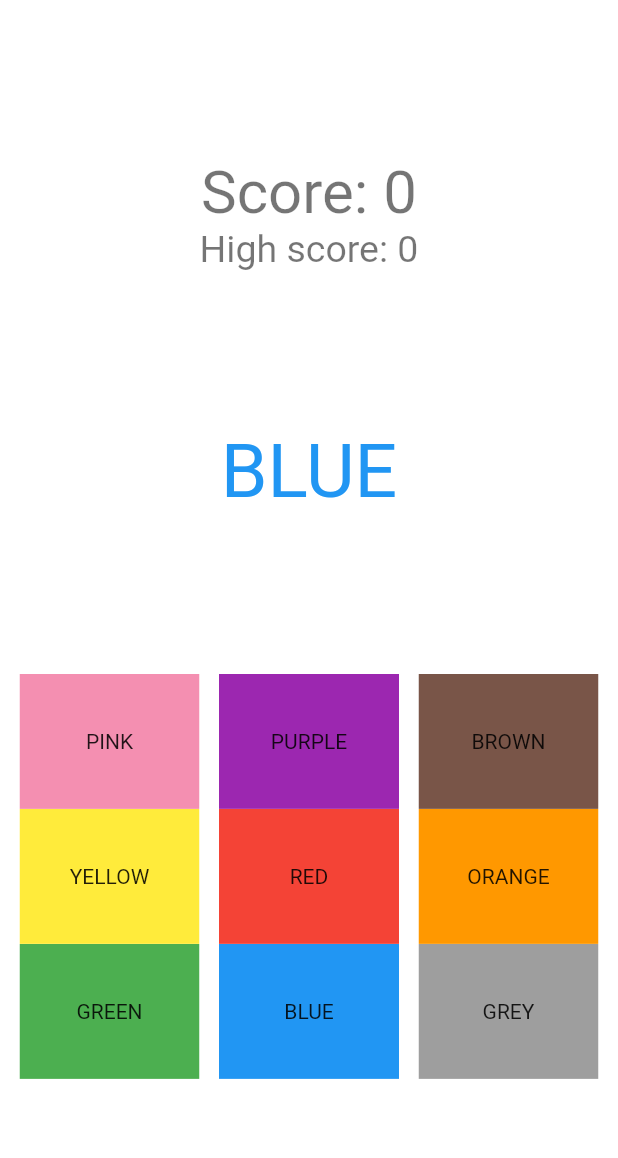
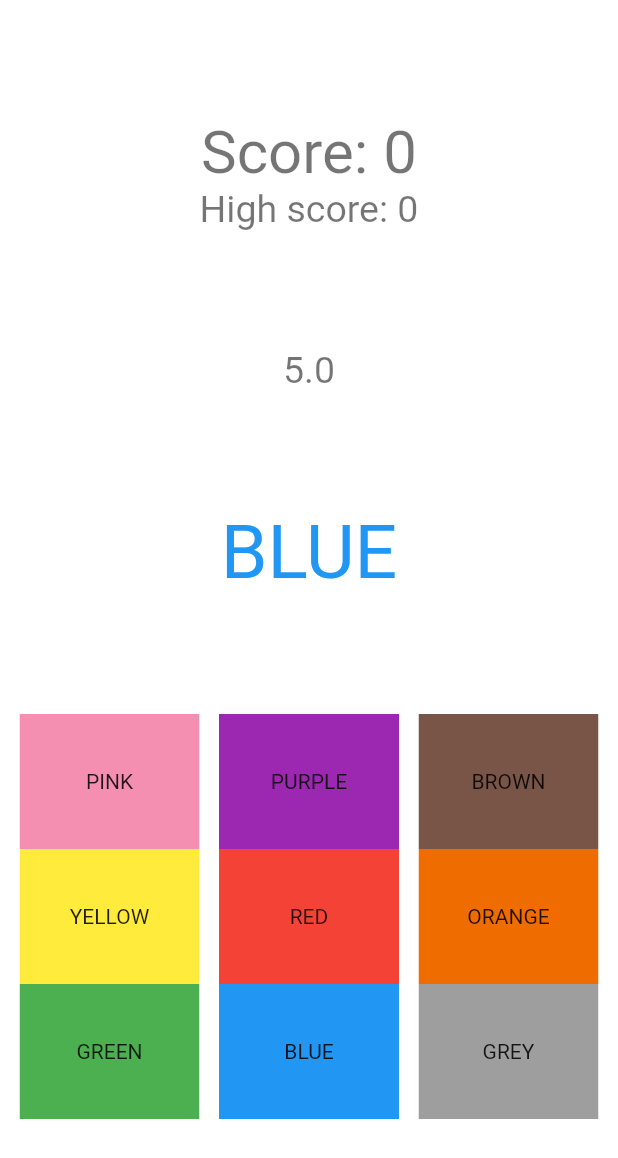
Before and after one commit to NicolasDeFalco/flutter_opticolor, a Flutter app: the screen it shows after launch, after a tap on "Play !", on a phone screen of 412 x 824 dp. Shown: the top 1158 px of the screen. Run offline on Flutter 3.47's test engine with Material 2 defaults, Android fonts, the light colour scheme and no system bars; drawn by our look-alikes of timer_count_down; our stand-ins replace shared_preferences.

Commit message:
Gameplay: Added difficulty
We now have have difficulties, such as easy, medium and hard.
There is also a timer. It change depending the difficulty you've chosen(Easy: 5 sec; Medium: 3sec; Hard: 2sec + no color on buttons).

```diff
--- a/lib/coreGame/game.dart
+++ b/lib/coreGame/game.dart
@@ -1,31 +1,52 @@
 import 'package:shared_preferences/shared_preferences.dart';
 import 'package:flutter/material.dart';
+import 'package:async/async.dart';
 import 'dart:math';
+import 'package:timer_count_down/timer_count_down.dart';
+import 'package:timer_count_down/timer_controller.dart';
 
 class Game extends StatefulWidget {
   int highscore;
   bool darkMode;
   Color textColor;
+  int seconde;
+  RestartableTimer timer;
+  bool hard;
   Game(
       {Key? key,
       required this.highscore,
       required this.darkMode,
-      required this.textColor})
+      required this.textColor,
+      required this.seconde,
+      required this.timer,
+      required this.hard})
       : super(key: key);
 
   @override
-  State<Game> createState() => GameState(highscore, darkMode, textColor);
+  State<Game> createState() =>
+      GameState(highscore, darkMode, textColor, seconde, timer, hard);
 }
 
 class GameState extends State<Game> {
   //Simple value and RNGs
   int score = 0;
-  int highscore;
+  final int highscore;
   int rngFont = Random().nextInt(9) + 1;
   int rngText = Random().nextInt(9) + 1;
   bool ok = true;
+  bool passed = false;
+
   bool darkMode;
   Color textColor;
+  bool hard;
+
+  final int seconde;
+  int countdown = 0;
+
+  RestartableTimer timer;
+
+  final CountdownController _controller =
+      new CountdownController(autoStart: true);
 
   //List of item
   final List<Color> fontColor = [
@@ -34,7 +55,7 @@ class GameState extends State<Game> {
     Colors.brown,
     Colors.yellow,
     Colors.red,
-    Colors.orange,
+    Colors.orange.shade800,
     Colors.green,
     Colors.blue,
     Colors.grey,
@@ -55,7 +76,8 @@ class GameState extends State<Game> {
     "New highscore!"
   ];
 
-  GameState(this.highscore, this.darkMode, this.textColor);
+  GameState(this.highscore, this.darkMode, this.textColor, this.seconde,
+      this.timer, this.hard);
 
   Color uiTheme() {
     if (darkMode) {
@@ -66,7 +88,10 @@ class GameState extends State<Game> {
 
   void _callback(BuildContext context) async {
     ok = false;
+    passed = true;
     int? newPB = highscore;
+    countdown = 0;
+    timer.cancel;
     setState(() {
       rngText = 10;
       rngFont = 10;
@@ -94,7 +119,8 @@ class GameState extends State<Game> {
   }
 
   void checkColor(int colorValue) {
-    if (ok = true) {
+    debugPrint(timer.tick.toString());
+    if (ok) {
       if (colorValue == rngFont) {
         setState(() {
           score++;
@@ -107,10 +133,31 @@ class GameState extends State<Game> {
   }
 
   void rerollFontColor() {
-    if (ok == true) {
+    timer.reset();
+    _controller.restart();
+    setState(() {
+      countdown = seconde;
+    });
+    if (ok) {
       rngFont = Random().nextInt(9) + 1;
       rngText = Random().nextInt(9) + 1;
     }
+  }
+
+  Color buttonOutline(int id) {
+    if (!hard) {
+      return textColor;
+    }
+    return fontColor[id];
+  }
+
+  @override
+  void initState() {
+    super.initState();
+    countdown = seconde;
+    timer = RestartableTimer(Duration(seconds: seconde), () {
+      if (!passed) _callback(context);
+    });
   }
 
   @override
@@ -152,6 +199,14 @@ class GameState extends State<Game> {
                   ),
                 ],
               ),
+              Countdown(
+                controller: _controller,
+                seconds: countdown,
+                build: (BuildContext context, double time) => Text(
+                    time.toString(),
+                    style: TextStyle(color: textColor, fontSize: 25)),
+                interval: Duration(milliseconds: 100),
+              ),
               Text(
                 writtenText[rngText - 1],
                 style: TextStyle(color: fontColor[rngFont - 1], fontSize: 50),
@@ -166,7 +221,7 @@ class GameState extends State<Game> {
                         size: const Size(120, 90),
                         child: ClipRRect(
                           child: Material(
-                            color: Colors.pink.shade200,
+                            color: buttonOutline(0),
                             child: InkWell(
                               //splashColor: Colors.white,
                               onTap: () {
@@ -188,7 +243,7 @@ class GameState extends State<Game> {
                         size: const Size(120, 90),
                         child: ClipRRect(
                           child: Material(
-                            color: Colors.purple,
+                            color: buttonOutline(1),
                             child: InkWell(
                               //splashColor: Colors.white,
                               onTap: () {
@@ -210,7 +265,7 @@ class GameState extends State<Game> {
                         size: const Size(120, 90),
                         child: ClipRRect(
                           child: Material(
-                            color: Colors.brown,
+                            color: buttonOutline(2),
                             child: InkWell(
                               //splashColor: Colors.white,
                               onTap: () {
@@ -237,7 +292,7 @@ class GameState extends State<Game> {
                         size: const Size(120, 90),
                         child: ClipRRect(
                           child: Material(
-                            color: Colors.yellow,
+                            color: buttonOutline(3),
                             child: InkWell(
                               //splashColor: Colors.white,
                               onTap: () {
@@ -259,7 +314,7 @@ class GameState extends State<Game> {
                         size: const Size(120, 90),
                         child: ClipRRect(
                           child: Material(
-                            color: Colors.red,
+                            color: buttonOutline(4),
                             child: InkWell(
                               //splashColor: Colors.white,
                               onTap: () {
@@ -281,7 +336,7 @@ class GameState extends State<Game> {
                         size: const Size(120, 90),
                         child: ClipRRect(
                           child: Material(
-                            color: Colors.orange,
+                            color: buttonOutline(5),
                             child: InkWell(
                               //splashColor: Colors.white,
                               onTap: () {
@@ -308,7 +363,7 @@ class GameState extends State<Game> {
                         size: const Size(120, 90),
                         child: ClipRRect(
                           child: Material(
-                            color: Colors.green,
+                            color: buttonOutline(6),
                             child: InkWell(
                               //splashColor: Colors.white,
                               onTap: () {
@@ -330,7 +385,7 @@ class GameState extends State<Game> {
                         size: const Size(120, 90),
                         child: ClipRRect(
                           child: Material(
-                            color: Colors.blue,
+                            color: buttonOutline(7),
                             child: InkWell(
                               //splashColor: Colors.white,
                               onTap: () {
@@ -352,7 +407,7 @@ class GameState extends State<Game> {
                         size: const Size(120, 90),
                         child: ClipRRect(
                           child: Material(
-                            color: Colors.grey,
+                            color: buttonOutline(8),
                             child: InkWell(
                               //splashColor: Colors.white,
                               onTap: () {
--- a/lib/mainMenu/homepage.dart
+++ b/lib/mainMenu/homepage.dart
@@ -1,6 +1,8 @@
 import 'package:flutter/material.dart';
 import 'package:shared_preferences/shared_preferences.dart';
 import '../coreGame/game.dart';
+import 'package:opticolor/difficulty/difficulty.dart';
+import 'package:async/async.dart';
 //import 'score.dart';
 
 class MyHomePage extends StatefulWidget {
@@ -24,9 +26,21 @@ class MyHomePage extends StatefulWidget {
 
 class MyHomePageState extends State<MyHomePage> {
   //Variable declaration
+
   int highscore;
   bool darkMode;
   Color textColor;
+  int index = 0;
+  Object _dropdownvalue = 'Easy';
+
+  final List<Difficulty> difficulty = [
+    Difficulty(
+        0, RestartableTimer(Duration(seconds: 5), () => null), 5, "Easy", true),
+    Difficulty(1, RestartableTimer(Duration(seconds: 3), () => null), 3,
+        "Medium", true),
+    Difficulty(
+        2, RestartableTimer(Duration(seconds: 2), () => null), 2, "Hard", false)
+  ];
 
   MyHomePageState(this.highscore, this.darkMode, this.textColor);
 
@@ -38,9 +52,12 @@ class MyHomePageState extends State<MyHomePage> {
                   highscore: highscore,
                   darkMode: darkMode,
                   textColor: textColor,
+                  seconde: difficulty[index].countdown,
+                  timer: difficulty[index].timer,
+                  hard: difficulty[index].tileColor,
                 ))));
     setState(() {
-      highscore = newBest;
+      highscore = newBest ?? highscore;
     });
   }
 
@@ -89,7 +106,7 @@ class MyHomePageState extends State<MyHomePage> {
                                             color: textColor, fontSize: 25),
                                       ),
                                       content: Text(
-                                        "This game is really simple: \n \nA colour will be written on the screen in a certain color(the word red will be colored in blue for example).\n\nYour objective is to press the button corresponding with the color of the word.\n\n This game is inspired by the stroop effect.",
+                                        "This game is really simple: \n \nA colour will be written on the screen in a certain color(the word red will be colored in blue for example).\n\nYour objective is to press the button corresponding with the color of the word.\n\nThis game is inspired by the Stroop effect.",
                                         style: TextStyle(
                                             color: textColor, fontSize: 15),
                                       ),
@@ -150,6 +167,44 @@ class MyHomePageState extends State<MyHomePage> {
                   ),
                 ],
               ),
+              DropdownButton(
+                value: _dropdownvalue,
+                items: const <DropdownMenuItem<String>>[
+                  DropdownMenuItem(
+                      value: "Easy",
+                      child: Text("Easy",
+                          style: TextStyle(color: Colors.green, fontSize: 20))),
+                  DropdownMenuItem(
+                      value: "Medium",
+                      child: Text("Medium",
+                          style:
+                              TextStyle(color: Colors.orange, fontSize: 20))),
+                  DropdownMenuItem(
+                      value: "Hard",
+                      child: Text("Hard",
+                          style: TextStyle(color: Colors.red, fontSize: 20)))
+                ],
+                onChanged: (value) {
+                  // This is called when the user selects an item.
+                  setState(() {
+                    _dropdownvalue = value!;
+                    switch (value) {
+                      case "Easy":
+                        index = 0;
+                        break;
+                      case "Medium":
+                        index = 1;
+                        break;
+                      case "Hard":
+                        index = 2;
+                        break;
+                      default:
+                        break;
+                    }
+                    debugPrint(index.toString());
+                  });
+                },
+              ),
               SizedBox.fromSize(
                 size: const Size(80, 80),
                 child: ClipOval(
--- a/pubspec.yaml
+++ b/pubspec.yaml
@@ -35,6 +35,7 @@ dependencies:
   # Use with the CupertinoIcons class for iOS style icons.
   shared_preferences: ^2.0.15
   cupertino_icons: ^1.0.2
+  timer_count_down: ^2.2.0
 
 dev_dependencies:
   flutter_test:
```
Also changed, not shown: lib/difficulty/difficulty.dart (added, +12 -0 lines), pubspec.lock.
